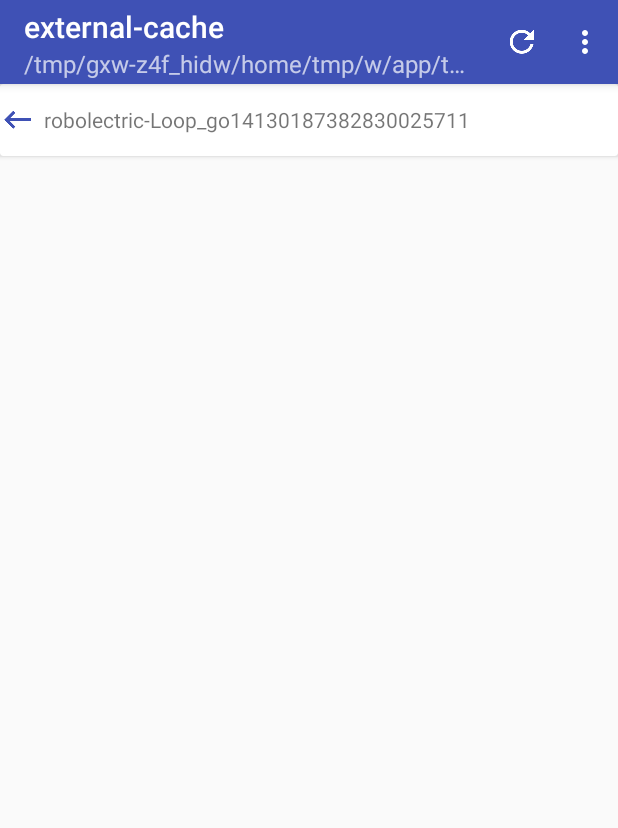
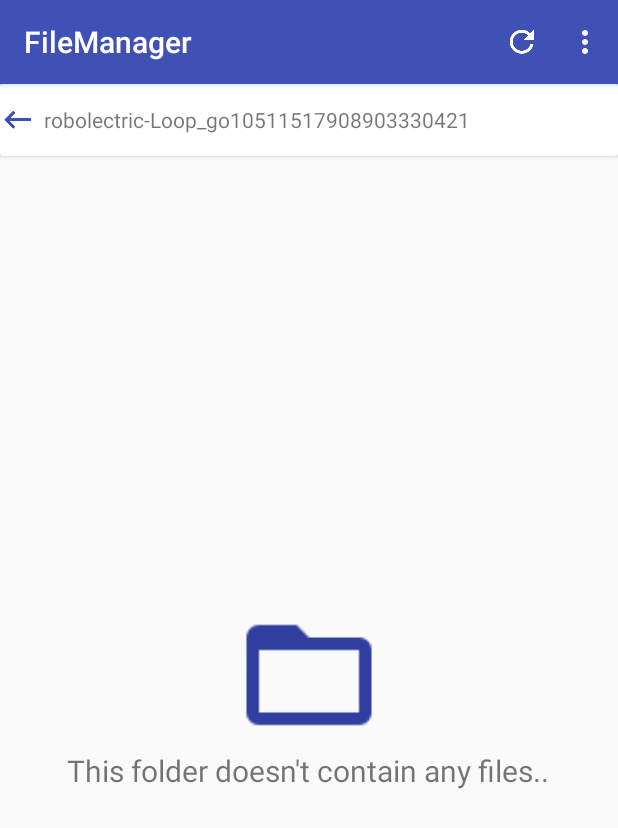
Before and after one commit to levinzonr/FileManager, an Android app: the screen it shows after launch (MainActivity), on a phone screen of 412 x 824 dp. Shown: the top 828 px of the screen. Run offline under Robolectric (Android 15) with nearby library versions, the phone set to English and light mode, and no system bars; our stand-ins replace RxJava.

Commit message:
empty folder view

```diff
--- a/app/src/main/java/cz/levinzonr/filemanager/presenter/FilesPresenter.kt
+++ b/app/src/main/java/cz/levinzonr/filemanager/presenter/FilesPresenter.kt
@@ -44,7 +44,10 @@ open class FilesPresenter : BasePresenter<BaseFileListView>{
 
                         view?.setParentButton(file?.listFiles() != null, file.name)
                         Log.d(FilesListCabPresenter.TAG, "onComplete")
-                        view?.onLoadingFinished(items)
+                        if (items.size == 0)
+                            view?.onEmptyResult()
+                        else
+                            view?.onLoadingFinished()
                     }
 
                     override fun onNext(t: ArrayList<File>) {
--- a/app/src/main/java/cz/levinzonr/filemanager/view/MainActivity.kt
+++ b/app/src/main/java/cz/levinzonr/filemanager/view/MainActivity.kt
@@ -17,7 +17,6 @@ import cz.levinzonr.filemanager.R
 import cz.levinzonr.filemanager.helpers.PreferenceHelper
 import cz.levinzonr.filemanager.model.File
 import cz.levinzonr.filemanager.view.files.fileslist.FileListCabFragment
-import cz.levinzonr.filemanager.view.files.BaseFileListFragment
 import cz.levinzonr.filemanager.view.preferences.PreferencesActivity
 import cz.levinzonr.filemanager.view.welcome.WelcomeActivity
 
@@ -29,11 +28,12 @@ import android.os.Build
 import android.support.v4.content.ContextCompat.startActivity
 import android.support.v4.content.FileProvider
 import cz.levinzonr.filemanager.BuildConfig
+import cz.levinzonr.filemanager.view.files.SimpleFilesListFragment
 import java.nio.file.Files.isDirectory
 
 
 
-class MainActivity : AppCompatActivity(), BaseFileListFragment.OnFilesFragmentInteraction {
+class MainActivity : AppCompatActivity(), SimpleFilesListFragment.OnFilesFragmentInteraction {
 
     companion object {
         const val TAG = "MainActivity"
--- a/app/src/main/java/cz/levinzonr/filemanager/view/files/BaseFileListView.kt
+++ b/app/src/main/java/cz/levinzonr/filemanager/view/files/BaseFileListView.kt
@@ -5,9 +5,10 @@ import cz.levinzonr.filemanager.model.File
 interface BaseFileListView {
 
     fun onLoadingStart()
-    fun onLoadingFinished(items: ArrayList<File>)
+    fun onLoadingFinished()
     fun onError(e: String)
     fun onFolderSelected(file: File)
     fun onFileSelected(file: File)
     fun setParentButton(enabled: Boolean, parent: String)
+    fun onEmptyResult()
 }
--- a/app/src/main/java/cz/levinzonr/filemanager/view/files/BaseFileListFragment.kt
+++ b/app/src/main/java/cz/levinzonr/filemanager/view/files/SimpleFilesListFragment.kt
@@ -6,7 +6,6 @@ import android.graphics.Color
 import android.graphics.PorterDuff
 import android.os.Bundle
 import android.support.v4.app.Fragment
-import android.support.v7.app.AppCompatActivity
 import android.support.v7.widget.DividerItemDecoration
 import android.support.v7.widget.GridLayoutManager
 import android.util.Log
@@ -19,7 +18,7 @@ import cz.levinzonr.filemanager.view.files.fileslist.FileListCabFragment
 import kotlinx.android.synthetic.main.fragment_files_list.*
 import kotlinx.android.synthetic.main.fragment_files_list.view.*
 
-open class BaseFileListFragment : Fragment(), BaseFileListView {
+open class SimpleFilesListFragment : Fragment(), BaseFileListView {
 
     protected lateinit var adapter: FilesListAdapter
     private lateinit var listener: OnFilesFragmentInteraction
@@ -42,9 +41,9 @@ open class BaseFileListFragment : Fragment(), BaseFileListView {
         const val ARG_PATH = "FilePath"
         const val TAG = "AbstractFilesListFrag"
 
-        fun newInstance(path: String): BaseFileListFragment {
+        fun newInstance(path: String): SimpleFilesListFragment {
             Log.d(TAG, "New Instacne")
-            val fragment = BaseFileListFragment()
+            val fragment = SimpleFilesListFragment()
             val bundle = Bundle()
             bundle.putString(ARG_PATH, path)
             fragment.arguments = bundle
@@ -138,16 +137,19 @@ open class BaseFileListFragment : Fragment(), BaseFileListView {
         error_layout.visibility = View.GONE
         updateButton?.actionView = progressView
         setParentButton(false, "")
+        empty_view.visibility = View.GONE
 
     }
 
-    override fun onLoadingFinished(items: ArrayList<File>) {
+    override fun onLoadingFinished() {
         Log.d(TAG, "onLoadingFinshed")
         adapter.notifyDataSetChanged()
         progress_bar.visibility = View.GONE
         recycler_view.visibility = View.VISIBLE
         error_layout.visibility = View.GONE
         updateButton?.actionView = null
+        empty_view.visibility = View.GONE
+
     }
 
     override fun onError(e: String) {
@@ -156,6 +158,16 @@ open class BaseFileListFragment : Fragment(), BaseFileListView {
         recycler_view.visibility = View.GONE
         error_layout.visibility = View.VISIBLE
         updateButton?.actionView = null
+        empty_view.visibility = View.GONE
+    }
+
+    override fun onEmptyResult() {
+        Log.d(TAG, "EmptyView")
+        progress_bar.visibility = View.GONE
+        recycler_view.visibility = View.GONE
+        error_layout.visibility = View.GONE
+        updateButton?.actionView = null
+        empty_view.visibility = View.VISIBLE
     }
 
     override fun onDestroy() {
--- a/app/src/main/java/cz/levinzonr/filemanager/view/files/fileslist/FileListCabFragment.kt
+++ b/app/src/main/java/cz/levinzonr/filemanager/view/files/fileslist/FileListCabFragment.kt
@@ -10,10 +10,10 @@ import android.widget.Toast
 import cz.levinzonr.filemanager.R
 import cz.levinzonr.filemanager.model.File
 import cz.levinzonr.filemanager.presenter.FilesListCabPresenter
-import cz.levinzonr.filemanager.view.files.BaseFileListFragment
+import cz.levinzonr.filemanager.view.files.SimpleFilesListFragment
 import kotlinx.android.synthetic.main.activity_main.*
 
-class FileListCabFragment : BaseFileListFragment(), FileListCabView {
+class FileListCabFragment : SimpleFilesListFragment(), FileListCabView {
 
     private lateinit var actionMode: ActionMode
 
@@ -117,8 +117,8 @@ class FileListCabFragment : BaseFileListFragment(), FileListCabView {
         actionMode.title = context.getString(R.string.checked_files, itemsCount)
     }
 
-    override fun onLoadingFinished(items: ArrayList<File>) {
-        super.onLoadingFinished(items)
+    override fun onLoadingFinished() {
+        super.onLoadingFinished()
         (context as AppCompatActivity).supportActionBar?.title = path.substringAfterLast("/")
         (context as AppCompatActivity).supportActionBar?.subtitle = path.substringBeforeLast("/")
     }
--- a/app/src/main/java/cz/levinzonr/filemanager/view/files/folderchooser/FolderChooserActivity.kt
+++ b/app/src/main/java/cz/levinzonr/filemanager/view/files/folderchooser/FolderChooserActivity.kt
@@ -10,12 +10,12 @@ import android.support.v7.app.AppCompatActivity
 import android.widget.Toast
 import cz.levinzonr.filemanager.R
 import cz.levinzonr.filemanager.model.File
-import cz.levinzonr.filemanager.view.files.BaseFileListFragment
+import cz.levinzonr.filemanager.view.files.SimpleFilesListFragment
 
 import kotlinx.android.synthetic.main.activity_folder_chooser.*
 import kotlinx.android.synthetic.main.content_folder_chooser.*
 
-class FolderChooserActivity : AppCompatActivity(), BaseFileListFragment.OnFilesFragmentInteraction {
+class FolderChooserActivity : AppCompatActivity(), SimpleFilesListFragment.OnFilesFragmentInteraction {
 
     private lateinit var path: String
 
@@ -45,7 +45,7 @@ class FolderChooserActivity : AppCompatActivity(), BaseFileListFragment.OnFilesF
         if (savedInstanceState == null)
             supportFragmentManager
                     .beginTransaction()
-                    .replace(R.id.container, BaseFileListFragment.newInstance(path))
+                    .replace(R.id.container, SimpleFilesListFragment.newInstance(path))
                     .commit()
 
         else
@@ -72,7 +72,7 @@ class FolderChooserActivity : AppCompatActivity(), BaseFileListFragment.OnFilesF
         path = file.path
         supportFragmentManager
                 .beginTransaction()
-                .replace(R.id.container, BaseFileListFragment.newInstance(path))
+                .replace(R.id.container, SimpleFilesListFragment.newInstance(path))
                 .addToBackStack(null)
                 .setTransition(FragmentTransaction.TRANSIT_ENTER_MASK)
                 .commit()
--- /dev/null
+++ b/app/src/main/res/layout/folder_empty.xml
@@ -0,0 +1,22 @@
+<?xml version="1.0" encoding="utf-8"?>
+<LinearLayout
+    android:gravity="center"
+    android:orientation="vertical"
+    xmlns:android="http://schemas.android.com/apk/res/android"
+    android:layout_width="match_parent"
+    android:layout_height="match_parent">
+
+
+    <ImageView
+        android:tint="@color/colorPrimaryDark"
+        android:src="@drawable/ic_folder_open_black_48dp"
+        android:layout_width="match_parent"
+        android:layout_height="100dp" />
+
+    <TextView
+        android:textSize="20sp"
+        android:text="@string/empty_folder"
+        android:layout_width="wrap_content"
+        android:layout_height="wrap_content" />
+
+</LinearLayout>
--- a/app/src/main/res/layout/fragment_files_list.xml
+++ b/app/src/main/res/layout/fragment_files_list.xml
@@ -57,4 +57,10 @@
         layout="@layout/content_error"
         />
 
+    <include
+        android:visibility="gone"
+        layout="@layout/folder_empty"
+        android:id="@+id/empty_view"
+        />
+
 </LinearLayout>
--- a/app/src/main/res/values/strings.xml
+++ b/app/src/main/res/values/strings.xml
@@ -16,4 +16,5 @@
     <string name="welcome_message">This app needs your permission  to access your files</string>
     <string name="action_continue">Continue</string>
     <string name="no_app_found">No app found to open this file</string>
+    <string name="empty_folder">This folder doesn\'t contain any files..</string>
 </resources>
```
Also changed, not shown: app/src/main/res/drawable-hdpi/ic_folder_open_black_48dp.png (added), app/src/main/res/drawable-mdpi/ic_folder_open_black_48dp.png (added), app/src/main/res/drawable-xhdpi/ic_folder_open_black_48dp.png (added), app/src/main/res/drawable-xxhdpi/ic_folder_open_black_48dp.png (added), app/src/main/res/drawable-xxxhdpi/ic_folder_open_black_48dp.png (added).
